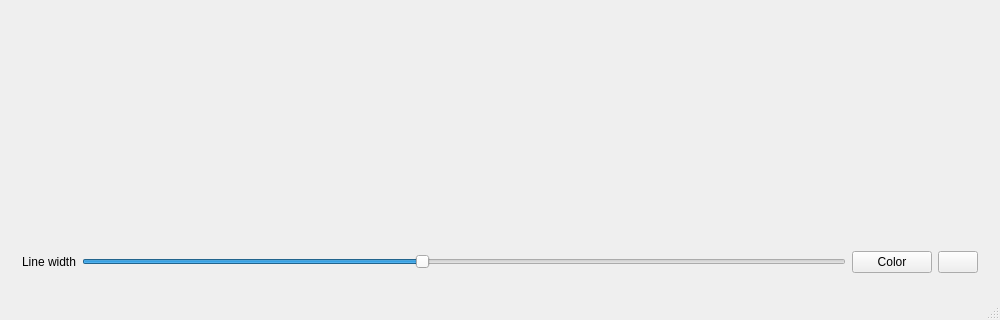
The window that GraphicInterfaceMandalaProject-master/Mandalaman/mandalaman.ui (aCuissot/GraphicInterfaceMandalaProject) describes before a commit, drawn with Qt 5; both pictures show x 0 to 1000 and y 349 to 669 of the 1000 by 669 pixel window.
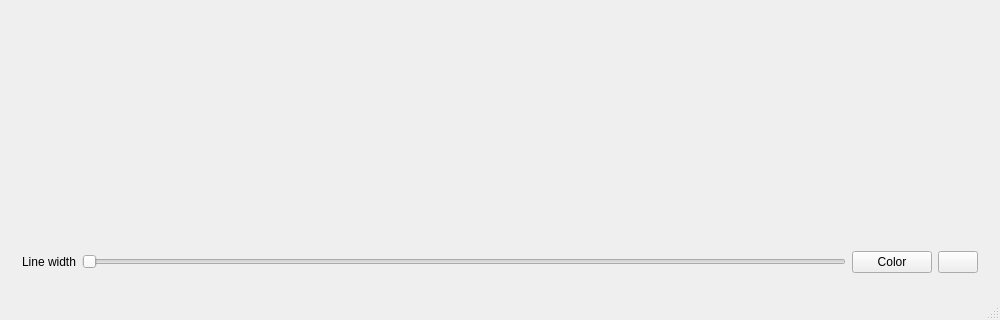
The same window after the commit. Custom widgets are drawn as their Qt base class.

```diff
--- a/GraphicInterfaceMandalaProject-master/Mandalaman/mandalaman.ui
+++ b/GraphicInterfaceMandalaProject-master/Mandalaman/mandalaman.ui
@@ -172,8 +172,11 @@
          <property name="pageStep">
           <number>3</number>
          </property>
+         <property name="value">
+          <number>1</number>
+         </property>
          <property name="sliderPosition">
-          <number>5</number>
+          <number>1</number>
          </property>
          <property name="orientation">
           <enum>Qt::Horizontal</enum>
```
